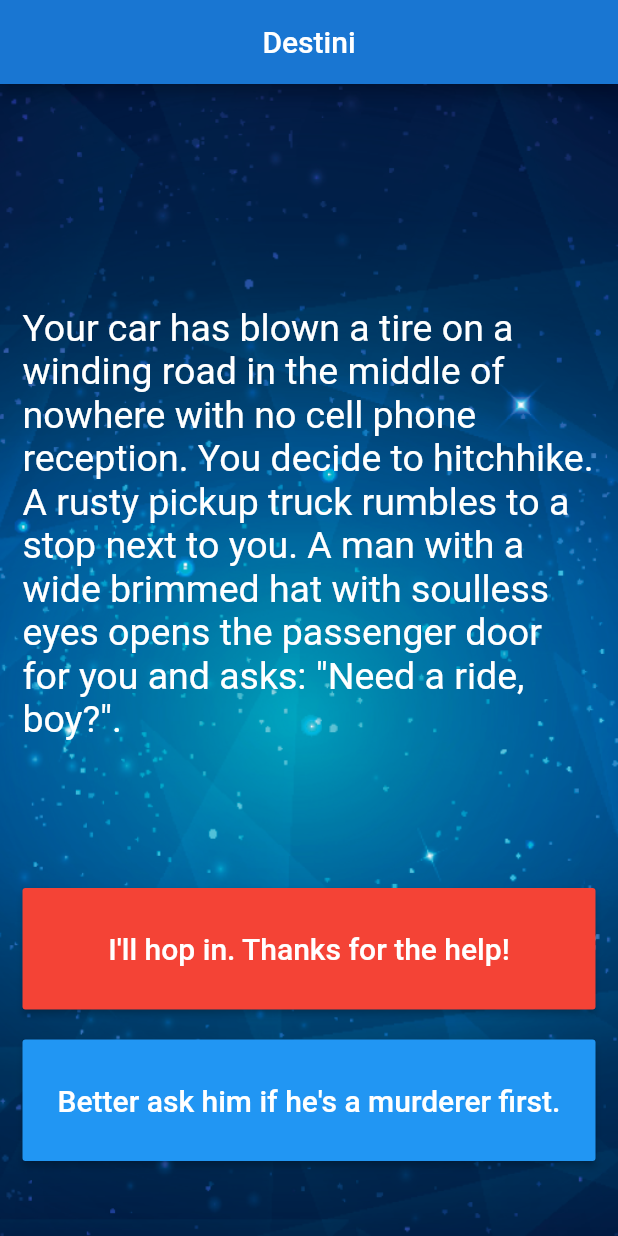
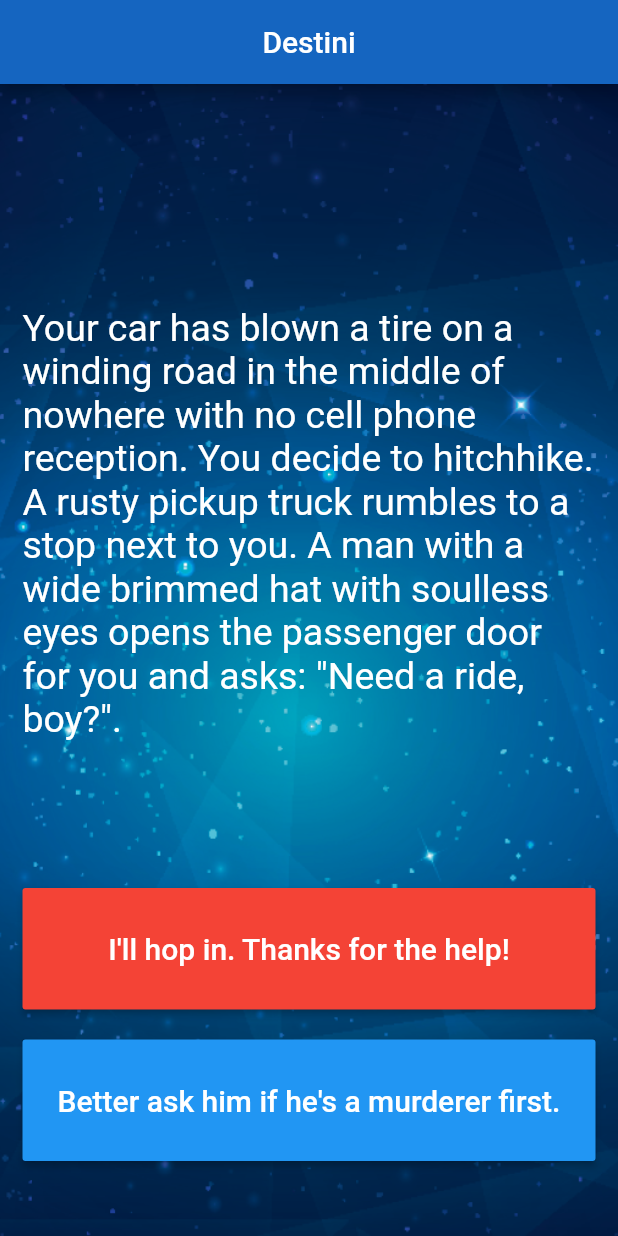
Before and after one commit to manvendrasingh09/Codes, a Flutter app: the screen it shows after launch, on a phone screen of 412 x 824 dp. Run offline on Flutter 3.47's test engine with Material 2 defaults, Android fonts, the phone set to English and light mode, and no system bars; our stand-ins replace audioplayers, rflutter_alert.

Commit message:
using Android Studio

```diff
--- a/AppDev/destini/lib/main.dart
+++ b/AppDev/destini/lib/main.dart
@@ -32,7 +32,7 @@ class _StoryPageState extends State<StoryPage> {
         title: const Center(
           child: Text('Destini'),
         ),
-        backgroundColor: Colors.blue[700],
+        backgroundColor: Colors.blue[800],
       ),
       body: Container(
         decoration: const BoxDecoration(
```
